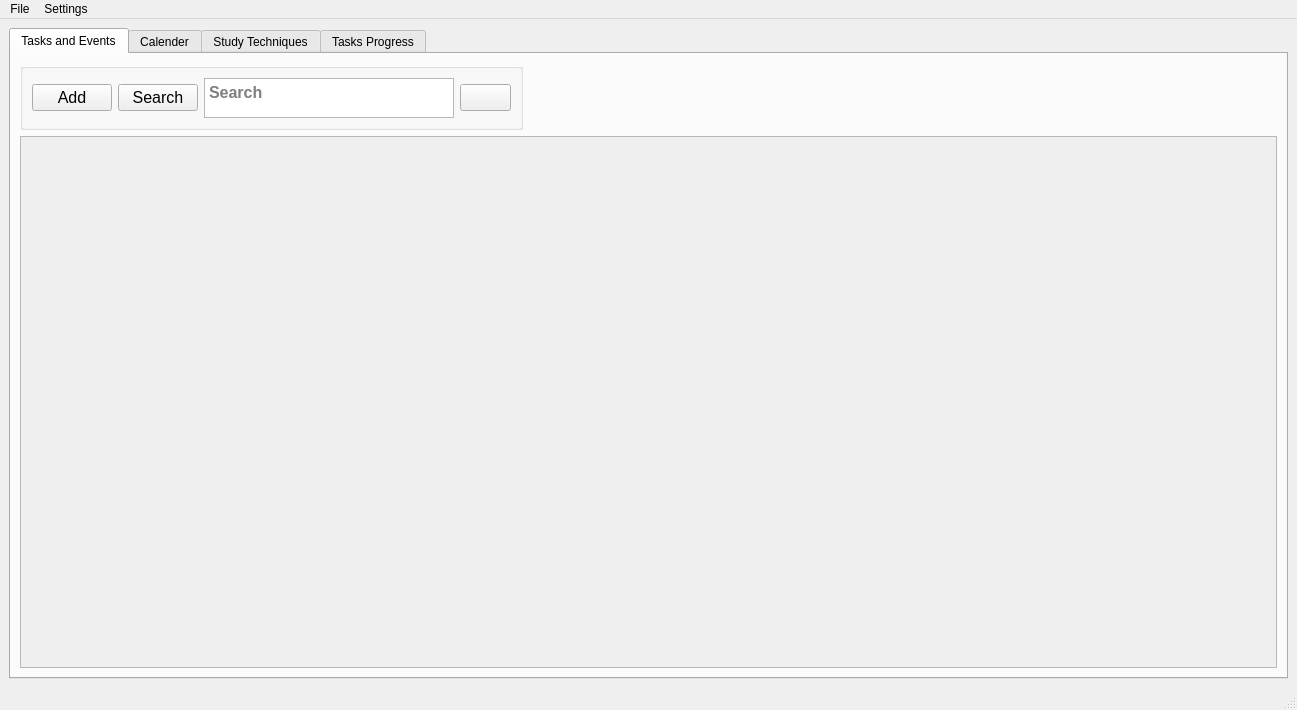
Before: the Qt Designer form App/mainWindow.ui in BadrGello/Task-Management-App, drawn with Qt 5.
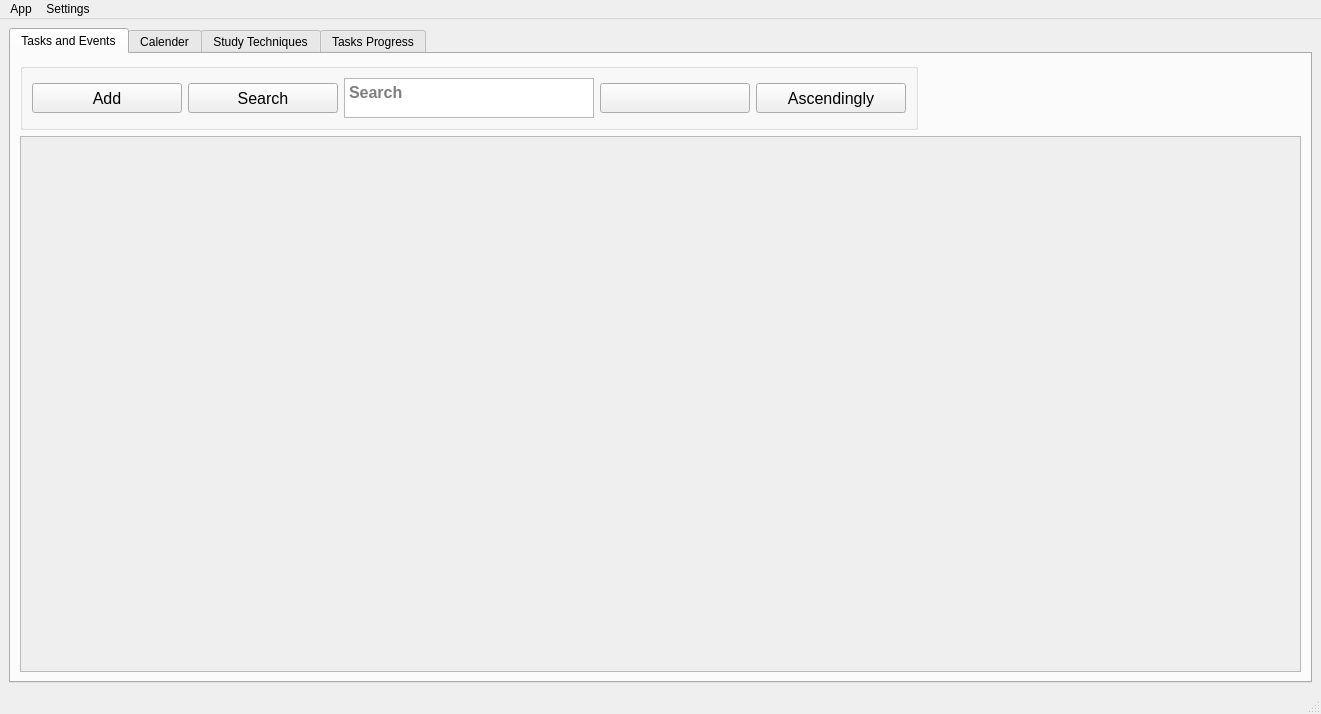
After: the same form once the commit is applied. Icons and pictures are not drawn.

Patch:
```diff
--- a/App/mainWindow.ui
+++ b/App/mainWindow.ui
@@ -6,8 +6,8 @@
    <rect>
     <x>0</x>
     <y>0</y>
-    <width>1297</width>
-    <height>710</height>
+    <width>1321</width>
+    <height>714</height>
    </rect>
   </property>
   <property name="sizePolicy">
@@ -72,6 +72,18 @@
           <layout class="QHBoxLayout" name="horizontalLayout_2">
            <item>
             <widget class="QPushButton" name="pushButton_addTask">
+             <property name="minimumSize">
+              <size>
+               <width>150</width>
+               <height>30</height>
+              </size>
+             </property>
+             <property name="maximumSize">
+              <size>
+               <width>150</width>
+               <height>30</height>
+              </size>
+             </property>
              <property name="styleSheet">
               <string notr="true">/*#pushButton_addTask {
     background-color: #3498db;
@@ -92,6 +104,18 @@
            </item>
            <item>
             <widget class="QPushButton" name="pushButton_searchTask">
+             <property name="minimumSize">
+              <size>
+               <width>150</width>
+               <height>30</height>
+              </size>
+             </property>
+             <property name="maximumSize">
+              <size>
+               <width>150</width>
+               <height>30</height>
+              </size>
+             </property>
              <property name="text">
               <string>Search</string>
              </property>
@@ -127,12 +151,43 @@
             </widget>
            </item>
            <item>
-            <widget class="QPushButton" name="pushButton_sort1">
+            <widget class="QPushButton" name="pushButton_sortType">
+             <property name="minimumSize">
+              <size>
+               <width>150</width>
+               <height>30</height>
+              </size>
+             </property>
+             <property name="maximumSize">
+              <size>
+               <width>150</width>
+               <height>30</height>
+              </size>
+             </property>
              <property name="text">
               <string/>
              </property>
             </widget>
            </item>
+           <item>
+            <widget class="QPushButton" name="pushButton_sortOrder">
+             <property name="minimumSize">
+              <size>
+               <width>150</width>
+               <height>30</height>
+              </size>
+             </property>
+             <property name="maximumSize">
+              <size>
+               <width>150</width>
+               <height>30</height>
+              </size>
+             </property>
+             <property name="text">
+              <string>Ascendingly</string>
+             </property>
+            </widget>
+           </item>
           </layout>
          </widget>
         </item>
@@ -158,8 +213,8 @@
             <rect>
              <x>0</x>
              <y>0</y>
-             <width>1245</width>
-             <height>513</height>
+             <width>1269</width>
+             <height>517</height>
             </rect>
            </property>
           </widget>
@@ -944,26 +999,59 @@
     <rect>
      <x>0</x>
      <y>0</y>
-     <width>1297</width>
+     <width>1321</width>
      <height>26</height>
     </rect>
    </property>
-   <widget class="QMenu" name="menuFile">
-    <property name="title">
-     <string>File</string>
-    </property>
-    <addaction name="actionExit"/>
-    <addaction name="actionSave_Data"/>
-    <addaction name="actionBack_Up_Data"/>
-    <addaction name="actionRestore_Data"/>
-   </widget>
+   <property name="sizePolicy">
+    <sizepolicy hsizetype="Expanding" vsizetype="Expanding">
+     <horstretch>0</horstretch>
+     <verstretch>0</verstretch>
+    </sizepolicy>
+   </property>
+   <property name="minimumSize">
+    <size>
+     <width>0</width>
+     <height>0</height>
+    </size>
+   </property>
+   <property name="maximumSize">
+    <size>
+     <width>16777215</width>
+     <height>16777215</height>
+    </size>
+   </property>
+   <property name="focusPolicy">
+    <enum>Qt::ClickFocus</enum>
+   </property>
+   <property name="contextMenuPolicy">
+    <enum>Qt::DefaultContextMenu</enum>
+   </property>
+   <property name="acceptDrops">
+    <bool>true</bool>
+   </property>
+   <property name="layoutDirection">
+    <enum>Qt::LeftToRight</enum>
+   </property>
+   <property name="defaultUp">
+    <bool>false</bool>
+   </property>
+   <property name="nativeMenuBar">
+    <bool>true</bool>
+   </property>
    <widget class="QMenu" name="menuSettings">
     <property name="title">
      <string>Settings</string>
     </property>
     <addaction name="actionPreferences"/>
    </widget>
-   <addaction name="menuFile"/>
+   <widget class="QMenu" name="menuExit">
+    <property name="title">
+     <string>App</string>
+    </property>
+    <addaction name="actionQuit"/>
+   </widget>
+   <addaction name="menuExit"/>
    <addaction name="menuSettings"/>
   </widget>
   <widget class="QStatusBar" name="statusbar"/>
```
Left out of the diff: 9 changed lines with no effect on the pictures.
